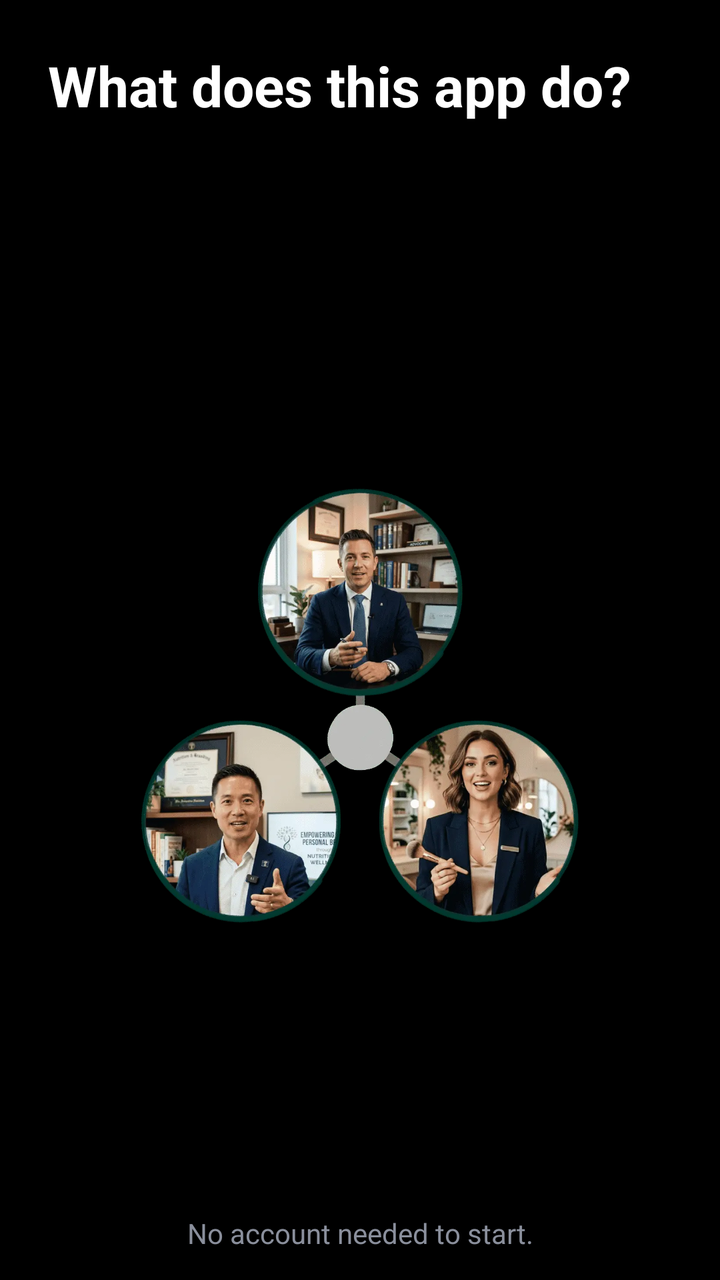
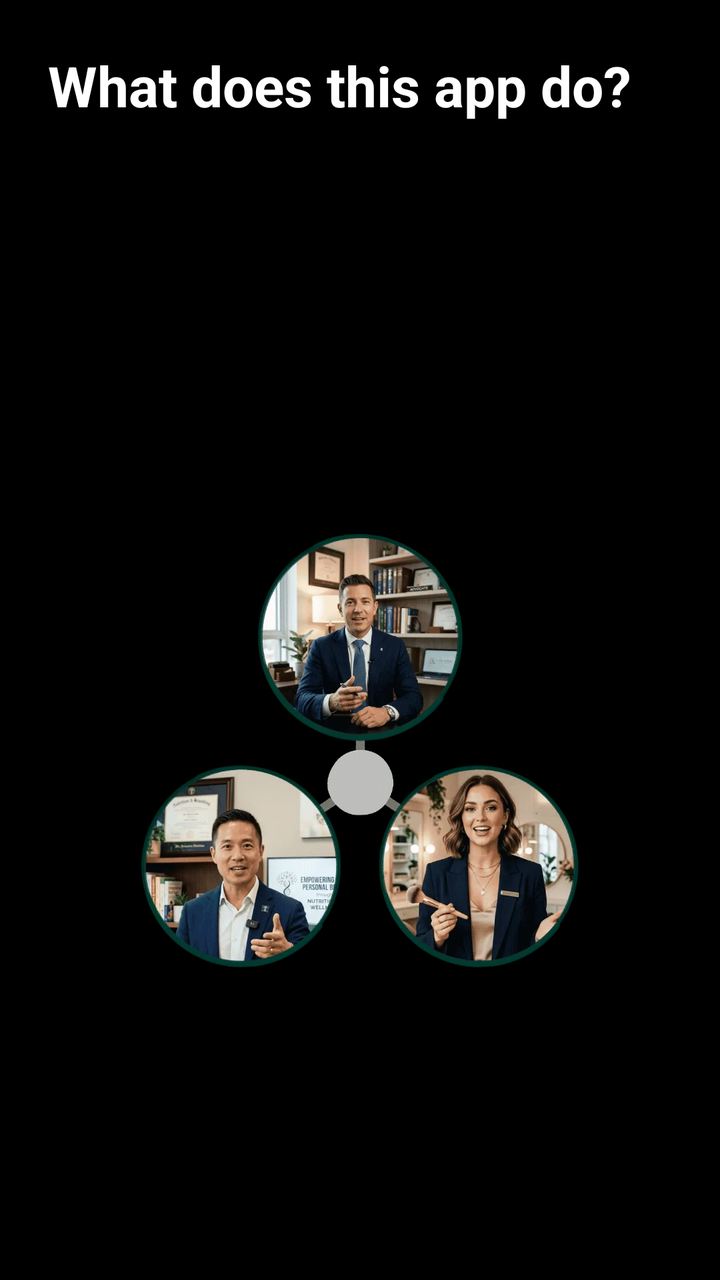

Compare the two renders of this Android layout. The source of the first and the diff that turns it into the second are given below.
<!-- AndroidManifest.xml: application theme Theme.CustomScreen -->
<!-- res/layout/item_onboarding_what.xml -->
<?xml version="1.0" encoding="utf-8"?>
<LinearLayout xmlns:android="http://schemas.android.com/apk/res/android"
    style="@style/OnbPage">

    <TextView
        style="@style/OnbTitle"
        android:text="@string/onb_title_what" />

    
    <ScrollView
        style="@style/OnbScroll"
        android:fillViewport="true">

        <LinearLayout
            android:layout_width="match_parent"
            android:layout_height="match_parent"
            android:orientation="vertical">

            <TextView
                android:id="@+id/onb_what_body"
                style="@style/OnbBody" />

            <ImageView
                android:id="@+id/onb_what_image"
                android:layout_width="260dp"
                android:layout_height="0dp"
                android:layout_gravity="center_horizontal"
                android:layout_marginTop="16dp"
                android:layout_marginBottom="8dp"
                android:layout_weight="1"
                android:importantForAccessibility="no"
                android:minHeight="96dp"
                android:scaleType="fitCenter"
                android:src="@drawable/onb_personal_branding" />
        </LinearLayout>
    </ScrollView>

    <TextView
        style="@style/OnbAboveButton"
        android:text="@string/onb_no_account" />
</LinearLayout>
<!-- resources referenced by this layout -->
<resources>
  <!-- drawable onb_personal_branding (drawable) -->
  <?xml version="1.0" encoding="utf-8"?>
  <inset xmlns:android="http://schemas.android.com/apk/res/android"
      android:drawable="@drawable/personal_branding"
      android:insetLeft="8%"
      android:insetTop="8%"
      android:insetRight="8%"
      android:insetBottom="8%" />
  <string name="onb_no_account">No account needed to start.</string>
  <string name="onb_title_what">What does this app do?</string>
  <style name="OnbAboveButton">
          <item name="android:layout_width">match_parent</item>
          <item name="android:layout_height">wrap_content</item>
          <item name="android:layout_marginTop">12dp</item>
          <item name="android:layout_marginBottom">14dp</item>
          <item name="android:gravity">center</item>
          <item name="android:textColor">@color/onb_muted</item>
          <item name="android:textSize">14sp</item>
      </style>
  <style name="OnbBody">
          <item name="android:layout_width">match_parent</item>
          <item name="android:layout_height">wrap_content</item>
          <item name="android:lineHeight">26sp</item>
          <item name="android:textColor">@color/onb_body</item>
          <item name="android:textSize">17sp</item>
      </style>
  <style name="OnbPage">
          <item name="android:layout_width">match_parent</item>
          <item name="android:layout_height">match_parent</item>
          <item name="android:orientation">vertical</item>
          <item name="android:paddingStart">24dp</item>
          <item name="android:paddingEnd">24dp</item>
          <item name="android:paddingTop">24dp</item>
      </style>
  <style name="OnbScroll">
          <item name="android:layout_width">match_parent</item>
          <item name="android:layout_height">0dp</item>
          <item name="android:layout_weight">1</item>
          <item name="android:layout_marginTop">20dp</item>
          <item name="android:scrollbars">none</item>
          <item name="android:fadingEdgeLength">24dp</item>
          <item name="android:requiresFadingEdge">vertical</item>
      </style>
  <style name="OnbTitle">
          <item name="android:layout_width">match_parent</item>
          <item name="android:layout_height">wrap_content</item>
          <item name="android:accessibilityHeading">true</item>
          <item name="android:textColor">@color/onb_title</item>
          <item name="android:textSize">28sp</item>
          <item name="android:textStyle">bold</item>
      </style>
  <style name="Theme.CustomScreen" parent="Theme.MaterialComponents.DayNight.NoActionBar">
          <item name="android:windowBackground">@android:color/black</item>
          <item name="android:statusBarColor">@android:color/transparent</item>
          <item name="android:navigationBarColor">@android:color/transparent</item>
          <item name="android:windowLightStatusBar">false</item>
          <item name="android:windowLightNavigationBar">false</item>
      </style>
  <!-- drawable personal_branding: webp bitmap (drawable-nodpi, 88176 bytes) -->
  <color name="onb_muted">#8A8F9C</color>
  <color name="onb_body">#C9CDD6</color>
  <color name="onb_title">#FFFFFF</color>
</resources>

<!-- the commit's change to res/layout/item_onboarding_what.xml (unified diff, before → after) -->
@@ -34,8 +34,4 @@
                 android:src="@drawable/onb_personal_branding" />
         </LinearLayout>
     </ScrollView>
-
-    <TextView
-        style="@style/OnbAboveButton"
-        android:text="@string/onb_no_account" />
 </LinearLayout>
<!-- resource entries referenced after the edit -->
@@ -8,17 +8,7 @@
       android:insetTop="8%"
       android:insetRight="8%"
       android:insetBottom="8%" />
-  <string name="onb_no_account">No account needed to start.</string>
   <string name="onb_title_what">What does this app do?</string>
-  <style name="OnbAboveButton">
-          <item name="android:layout_width">match_parent</item>
-          <item name="android:layout_height">wrap_content</item>
-          <item name="android:layout_marginTop">12dp</item>
-          <item name="android:layout_marginBottom">14dp</item>
-          <item name="android:gravity">center</item>
-          <item name="android:textColor">@color/onb_muted</item>
-          <item name="android:textSize">14sp</item>
-      </style>
   <style name="OnbBody">
           <item name="android:layout_width">match_parent</item>
           <item name="android:layout_height">wrap_content</item>
@@ -59,7 +49,6 @@
           <item name="android:windowLightNavigationBar">false</item>
       </style>
   <!-- drawable personal_branding: webp bitmap (drawable-nodpi, 88176 bytes) -->
-  <color name="onb_muted">#8A8F9C</color>
   <color name="onb_body">#C9CDD6</color>
   <color name="onb_title">#FFFFFF</color>
 </resources>
